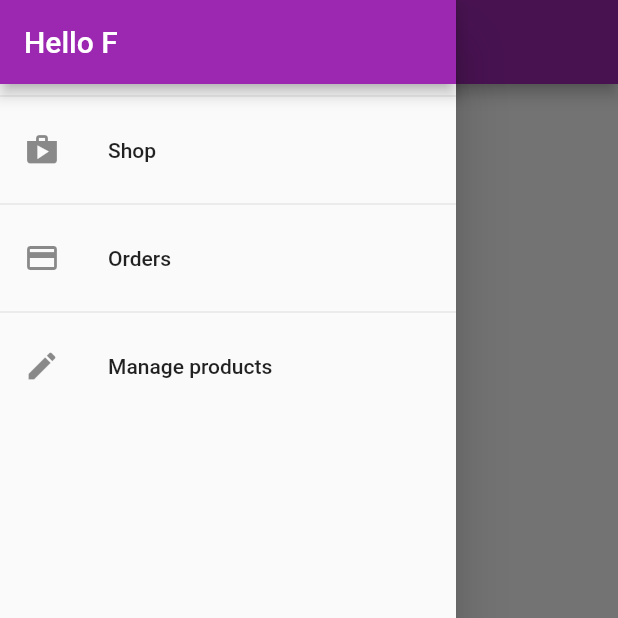
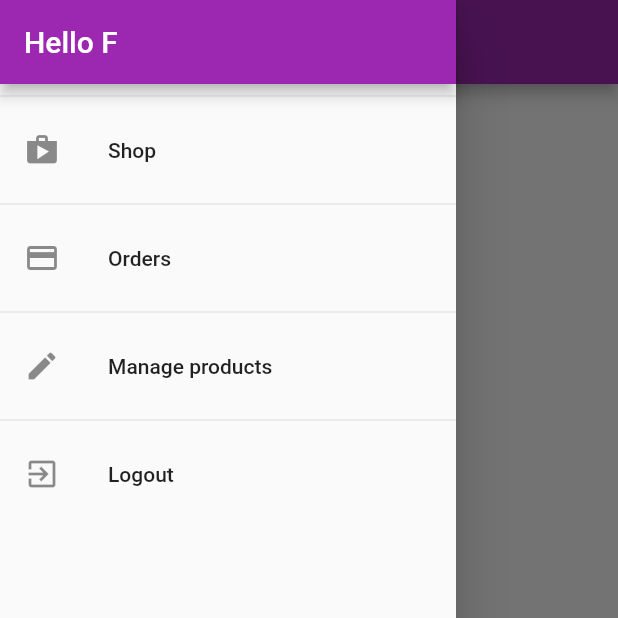
Before and after one commit to jjsebastianfuertes/shop-app, a Flutter app: the OrdersScreen screen opened by its route, with the side drawer open, on a phone screen of 412 x 824 dp, the top half of it. Run offline on Flutter 3.47's test engine with Material 2 defaults, Android fonts, the phone set to English and light mode, and no system bars; network calls fail.

Commit message:
Add: logout functionallity;

```diff
--- a/shop_app/lib/main.dart
+++ b/shop_app/lib/main.dart
@@ -35,8 +35,10 @@ class MyApp extends StatelessWidget {
             value: Cart(),
           ),
           ChangeNotifierProxyProvider<AuthProvider, Orders>(
-            create: (_) => Orders(null, []),
-            update: (ctx, authData, previusOrders) => Orders(authData.token,
+            create: (_) => Orders(null, null, []),
+            update: (ctx, authData, previusOrders) => Orders(
+                authData.token,
+                authData.userId,
                 previusOrders == null ? [] : previusOrders.orders),
           ),
         ],
--- a/shop_app/lib/providers/orders.dart
+++ b/shop_app/lib/providers/orders.dart
@@ -20,8 +20,9 @@ class OrderItem {
 class Orders with ChangeNotifier {
   List<OrderItem> _orders = [];
   final String authToken;
+  final String userId;
 
-  Orders(this.authToken, this._orders);
+  Orders(this.authToken, this.userId, this._orders);
 
   List<OrderItem> get orders {
     return [..._orders];
@@ -29,7 +30,7 @@ class Orders with ChangeNotifier {
 
   Future<void> fetchAndSetOrders() async {
     final url =
-        'https://flutter-shop-app-13afb.firebaseio.com/orders.json?auth=$authToken';
+        'https://flutter-shop-app-13afb.firebaseio.com/orders/$userId.json?auth=$authToken';
     final response = await http.get(url);
     final List<OrderItem> loadedOrders = [];
     final extractedData = json.decode(response.body) as Map<String, dynamic>;
@@ -58,7 +59,7 @@ class Orders with ChangeNotifier {
 
   Future<void> addOrder(List<CartItem> cartProducts, double total) async {
     final url =
-        'https://flutter-shop-app-13afb.firebaseio.com/orders.json?auth=$authToken';
+        'https://flutter-shop-app-13afb.firebaseio.com/orders/$userId.json?auth=$authToken';
     final timestamp = DateTime.now();
     final response = await http.post(url,
         body: json.encode({
--- a/shop_app/lib/widgets/app_drawer.dart
+++ b/shop_app/lib/widgets/app_drawer.dart
@@ -1,4 +1,6 @@
 import 'package:flutter/material.dart';
+import 'package:provider/provider.dart';
+import 'package:shop_app/providers/auth.dart';
 import 'package:shop_app/screens/orders_screen.dart';
 import 'package:shop_app/screens/user_products_screen.dart';
 
@@ -36,6 +38,15 @@ class AppDrawer extends StatelessWidget {
               Navigator.of(context).pushNamed(UserProductsScreen.routeName);
             },
           ),
+          Divider(),
+          ListTile(
+            leading: Icon(Icons.exit_to_app),
+            title: Text('Logout'),
+            onTap: () {
+              Navigator.of(context).pop();
+              Provider.of<AuthProvider>(context, listen: false).logout();
+            },
+          ),
         ],
       ),
     );
```
Also changed, not shown: shop_app/lib/providers/auth.dart (+24 -1 lines).
